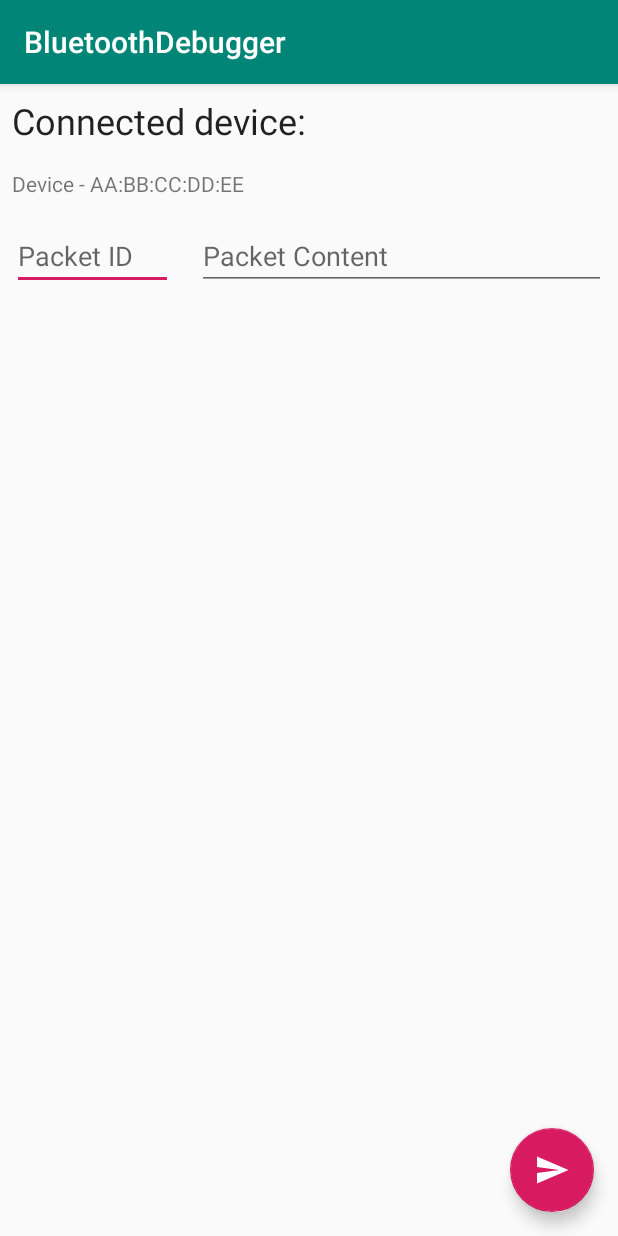
After one commit to mads256c/AirballoonController, an Android app: the ControlDeviceActivity screen opened directly, with no data from a screen before it, on a phone screen of 412 x 824 dp. The commit adds this screen. Run offline under Robolectric (Android 15) with nearby library versions, the phone set to English and light mode, and no system bars; 4 statements that could not run were skipped.

Commit message:
It works!

```diff
--- a/app/build.gradle
+++ b/app/build.gradle
@@ -4,7 +4,7 @@ android {
     compileSdkVersion 28
     defaultConfig {
         applicationId "com.aatg.elev.bluetoothdebugger"
-        minSdkVersion 22
+        minSdkVersion 21
         targetSdkVersion 28
         versionCode 1
         versionName "1.0"
--- a/app/src/main/AndroidManifest.xml
+++ b/app/src/main/AndroidManifest.xml
@@ -3,6 +3,7 @@
     package="com.aatg.elev.bluetoothdebugger">
 
     <uses-permission android:name="android.permission.BLUETOOTH" />
+
     <application
         android:allowBackup="true"
         android:icon="@mipmap/ic_launcher"
@@ -20,6 +21,7 @@
                 <category android:name="android.intent.category.LAUNCHER" />
             </intent-filter>
         </activity>
+        <activity android:name=".ControlDeviceActivity"></activity>
     </application>
 
 </manifest>
--- /dev/null
+++ b/app/src/main/java/com/aatg/elev/bluetoothdebugger/ControlDeviceActivity.java
@@ -0,0 +1,123 @@
+package com.aatg.elev.bluetoothdebugger;
+
+import android.bluetooth.BluetoothDevice;
+import android.bluetooth.BluetoothSocket;
+import android.content.Intent;
+import android.support.design.widget.FloatingActionButton;
+import android.support.design.widget.Snackbar;
+import android.support.v7.app.AppCompatActivity;
+import android.os.Bundle;
+import android.view.View;
+import android.widget.EditText;
+import android.widget.TextView;
+import android.widget.Toast;
+
+import java.io.IOException;
+import java.io.OutputStream;
+import java.util.ArrayList;
+import java.util.UUID;
+
+import static com.aatg.elev.bluetoothdebugger.SelectDeviceActivity.EXTRA_MESSAGE;
+
+public class ControlDeviceActivity extends AppCompatActivity {
+
+    private EditText packetIdEditText;
+    private EditText packetContentEditText;
+
+    private BluetoothDevice device;
+    private BluetoothSocket socket;
+    private OutputStream outputStream;
+
+    private static final UUID MY_UUID = UUID.fromString("00001101-0000-1000-8000-00805F9B34FB");
+
+    @Override
+    protected void onCreate(Bundle savedInstanceState) {
+        super.onCreate(savedInstanceState);
+        setContentView(R.layout.activity_control_device);
+
+        FloatingActionButton fab = (FloatingActionButton) findViewById(R.id.fab_send);
+        fab.setOnClickListener(new View.OnClickListener() {
+            @Override
+            public void onClick(View view) {
+                Snackbar.make(view, "Sending packet", Snackbar.LENGTH_SHORT)
+                        .setAction("Action", null).show();
+
+            sendPacket(Byte.parseByte(packetIdEditText.getText().toString()), Long.parseLong(packetContentEditText.getText().toString()));
+            }
+        });
+        packetIdEditText = findViewById(R.id.editTextPacketId);
+        packetContentEditText = findViewById(R.id.editTextPacketContent);
+
+        TextView deviceView = findViewById(R.id.textViewDevice);
+
+        Intent intent = getIntent();
+        device = intent.getParcelableExtra(EXTRA_MESSAGE);
+
+        deviceView.setText(device.getName() + " - " + device.getAddress());
+
+        connect();
+    }
+
+    private void connect()
+    {
+        try {
+            socket = device.createRfcommSocketToServiceRecord(MY_UUID);
+        }
+        catch (IOException e)
+        {
+            Toast toast = Toast.makeText(getBaseContext(), "Error could not create socket", Toast.LENGTH_LONG);
+            toast.show();
+            finish();
+        }
+
+        try {
+            socket.connect();
+        }
+        catch (IOException e)
+        {
+            Toast toast = Toast.makeText(getBaseContext(), "Error could connect to socket", Toast.LENGTH_LONG);
+            toast.show();
+            finish();
+        }
+
+        try {
+            outputStream = socket.getOutputStream();
+        }
+        catch (IOException e)
+        {
+            Toast toast = Toast.makeText(getBaseContext(), "Error could not create output stream", Toast.LENGTH_LONG);
+            toast.show();
+            finish();
+        }
+
+
+    }
+
+    private void sendPacket(byte id, long content)
+    {
+        byte[] bytes = new byte[9];
+
+        bytes[0] = id;
+
+        bytes[1] = (byte) (content & 0xFF);
+        bytes[2] = (byte) ((content >> 8) & 0xFF);
+        bytes[3] = (byte) ((content >> 16) & 0xFF);
+        bytes[4] = (byte) ((content >> 24) & 0xFF);
+        bytes[5] = (byte) ((content >> 32) & 0xFF);
+        bytes[6] = (byte) ((content >> 40) & 0xFF);
+        bytes[7] = (byte) ((content >> 48) & 0xFF);
+        bytes[8] = (byte) ((content >> 56) & 0xFF);
+        //bytes[9] = (byte) ((content >> 64) & 0xFF);
+
+        try {
+            outputStream.write(bytes);
+        }
+        catch (IOException e)
+        {
+            Toast toast = Toast.makeText(getBaseContext(), "Error could not write to output stream", Toast.LENGTH_LONG);
+            toast.show();
+            finish();
+        }
+
+    }
+}
--- /dev/null
+++ b/app/src/main/res/drawable/ic_send.xml
@@ -0,0 +1,5 @@
+<vector android:height="24dp" android:tint="#FFFFFF"
+    android:viewportHeight="24.0" android:viewportWidth="24.0"
+    android:width="24dp" xmlns:android="http://schemas.android.com/apk/res/android">
+    <path android:fillColor="#FF000000" android:pathData="M2.01,21L23,12 2.01,3 2,10l15,2 -15,2z"/>
+</vector>
--- /dev/null
+++ b/app/src/main/res/layout/activity_control_device.xml
@@ -0,0 +1,70 @@
+<?xml version="1.0" encoding="utf-8"?>
+<android.support.design.widget.CoordinatorLayout xmlns:android="http://schemas.android.com/apk/res/android"
+    xmlns:app="http://schemas.android.com/apk/res-auto"
+    xmlns:tools="http://schemas.android.com/tools"
+    android:layout_width="match_parent"
+    android:layout_height="match_parent"
+    tools:context=".ControlDeviceActivity">
+
+    <LinearLayout
+        android:layout_width="match_parent"
+        android:layout_height="wrap_content"
+        android:orientation="vertical">
+
+        <TextView
+            android:id="@+id/textView"
+            android:layout_width="wrap_content"
+            android:layout_height="wrap_content"
+            android:layout_margin="8dp"
+            android:layout_weight="1"
+            android:text="Connected device:"
+            android:textAppearance="@style/TextAppearance.AppCompat.Headline" />
+
+        <TextView
+            android:id="@+id/textViewDevice"
+            android:layout_width="wrap_content"
+            android:layout_height="wrap_content"
+            android:layout_margin="8dp"
+            android:layout_weight="1"
+            android:text="Device - AA:BB:CC:DD:EE" />
+
+        <LinearLayout
+            android:layout_width="match_parent"
+            android:layout_height="match_parent"
+            android:layout_weight="1"
+            android:orientation="horizontal">
+
+            <EditText
+                android:id="@+id/editTextPacketId"
+                android:layout_width="48dp"
+                android:layout_height="wrap_content"
+                android:layout_margin="8dp"
+                android:layout_weight="1"
+                android:ems="10"
+                android:hint="Packet ID"
+                android:inputType="number"
+                android:singleLine="true" />
+
+            <EditText
+                android:id="@+id/editTextPacketContent"
+                android:layout_width="wrap_content"
+                android:layout_height="wrap_content"
+                android:layout_margin="8dp"
+                android:layout_weight="1"
+                android:ems="10"
+                android:hint="Packet Content"
+                android:inputType="number" />
+
+
+        </LinearLayout>
+    </LinearLayout>
+
+    <android.support.design.widget.FloatingActionButton
+        android:id="@+id/fab_send"
+        android:layout_width="wrap_content"
+        android:layout_height="wrap_content"
+        android:layout_gravity="bottom|end"
+        android:layout_margin="@dimen/fab_margin"
+        app:srcCompat="@drawable/ic_send" />
+
+</android.support.design.widget.CoordinatorLayout>
```
Also changed, not shown: app/src/main/java/com/aatg/elev/bluetoothdebugger/SelectDeviceActivity.java (+8 -0 lines).
